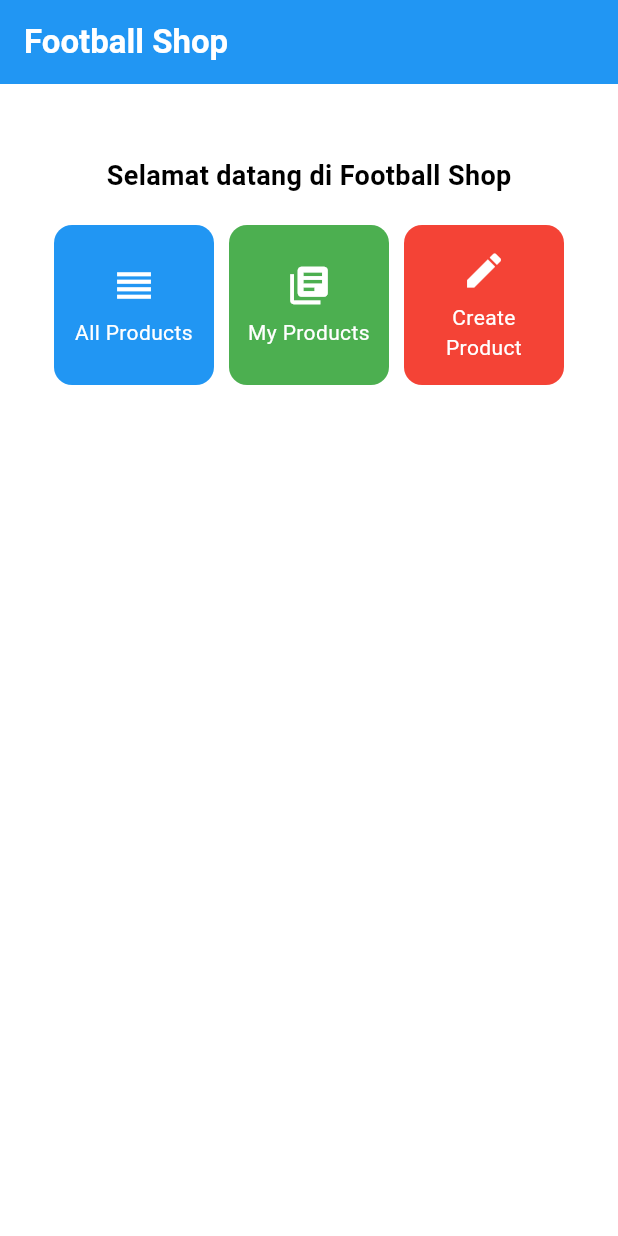
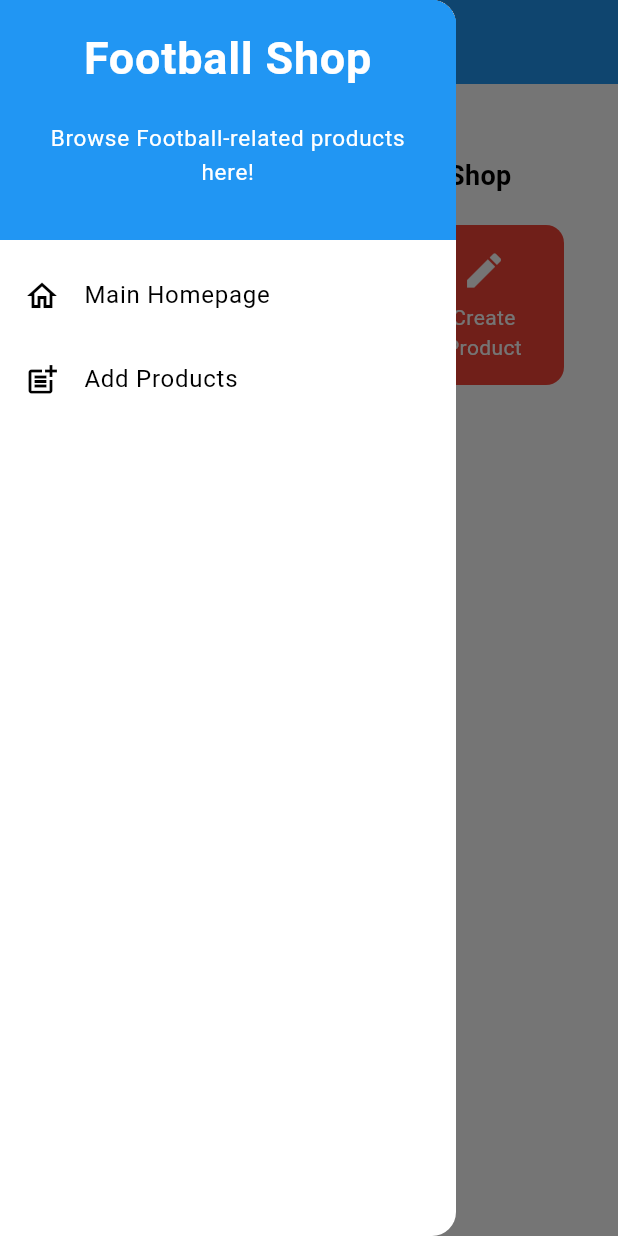
Before and after one commit to Razan-UI/flutter-shopbola, a Flutter app: the screen it shows after launch, with the side drawer open (before the commit the screen has no drawer), on a phone screen of 412 x 824 dp. Run offline on Flutter 3.47's test engine with Material 3 defaults, Android fonts, the phone set to English and light mode, and no system bars.

Commit message:
feat: almost finish tugas 8

```diff
--- a/bola_shop/lib/main.dart
+++ b/bola_shop/lib/main.dart
@@ -31,6 +31,7 @@
         // tested with just a hot reload.
          colorScheme: ColorScheme.fromSwatch(primarySwatch: Colors.blue)
          .copyWith(secondary: Colors.blueAccent[400]),
+
       ),
       home: MyHomePage(),
     );
--- a/bola_shop/lib/menu.dart
+++ b/bola_shop/lib/menu.dart
@@ -1,9 +1,14 @@
+import 'package:bola_shop/screens/productlist_form.dart';
+import 'package:bola_shop/widgets/product_card.dart';
 import 'package:flutter/material.dart';
+import 'package:bola_shop/widgets/left_drawer.dart';
+
+
 class MyHomePage extends StatelessWidget {
   MyHomePage({super.key});
 
-  final String nama = "Lionel Messi"; //nama
-  final String npm = "2406275678"; //npm
+  final String nama = "Razan Muhammad Salim"; //nama
+  final String npm = "2406496233"; //npm
   final String kelas = "B"; //kelas
 
   final List<ItemHomepage> items = [
@@ -32,6 +37,7 @@
             .colorScheme
             .primary,
       ),
+      drawer: LeftDrawer(),
       // Body halaman dengan padding di sekelilingnya.
       body: Padding(
         padding: const EdgeInsets.all(16.0),
@@ -135,57 +141,3 @@
 
   ItemHomepage(this.name, this.icon, this.color);
 }
-
-class ItemCard extends StatelessWidget {
-  // Menampilkan kartu dengan ikon dan nama.
-
-  final ItemHomepage item;
-
-  const ItemCard(this.item, {super.key});
-
-  @override
-  Widget build(BuildContext context) {
-    return Material(
-      // Menentukan warna latar belakang dari tema aplikasi.
-      color: item.color,
-      // Membuat sudut kartu melengkung.
-      borderRadius: BorderRadius.circular(12),
-
-      child: InkWell(
-        // Aksi ketika kartu ditekan.
-        onTap: () {
-          // Menampilkan pesan SnackBar saat kartu ditekan.
-          ScaffoldMessenger.of(context)
-            ..hideCurrentSnackBar()
-            ..showSnackBar(
-                SnackBar(content: Text("Kamu telah menekan tombol ${item.name}!"))
-            );
-        },
-        // Container untuk menyimpan Icon dan Text
-        child: Container(
-          padding: const EdgeInsets.all(8),
-          child: Center(
-            child: Column(
-              // Menyusun ikon dan teks di tengah kartu.
-              mainAxisAlignment: MainAxisAlignment.center,
-              children: [
-                Icon(
-                  item.icon,
-                  color: Colors.white,
-                  size: 30.0,
-                ),
-                const Padding(padding: EdgeInsets.all(3)),
-                Text(
-                  item.name,
-                  textAlign: TextAlign.center,
-                  style: const TextStyle(color: Colors.white),
-                ),
-              ],
-            ),
-          ),
-        ),
-      ),
-    );
-  }
-
-}
--- /dev/null
+++ b/bola_shop/lib/widgets/left_drawer.dart
@@ -0,0 +1,63 @@
+import 'package:flutter/material.dart';
+import 'package:bola_shop/menu.dart';
+import 'package:bola_shop/screens/productlist_form.dart';
+
+class LeftDrawer extends StatelessWidget {
+  const LeftDrawer({super.key});
+
+  @override
+  Widget build(BuildContext context) {
+    return Drawer(
+      child: ListView(
+        children: [
+          const DrawerHeader(
+            decoration: BoxDecoration(
+              color: Colors.blue,
+            ),
+            child: Column(
+              children: [
+                Text(
+                  'Football Shop',
+                  textAlign: TextAlign.center,
+                  style: TextStyle(
+                    fontSize: 30,
+                    fontWeight: FontWeight.bold,
+                    color: Colors.white,
+                  ),
+                ),
+                Padding(padding: EdgeInsets.all(10)),
+                Text("Browse Football-related products here!",
+                    textAlign: TextAlign.center,
+                    style: TextStyle(fontSize: 15, color: Colors.white, fontWeight: FontWeight.normal),
+                    ),
+              ],
+            ),
+          ),
+                  ListTile(
+          leading: const Icon(Icons.home_outlined),
+          title: const Text('Main Homepage'),
+          // Bagian redirection ke MyHomePage
+          onTap: () {
+            Navigator.pushReplacement(
+                context,
+                MaterialPageRoute(
+                  builder: (context) => MyHomePage(),
+                ));
+          },
+        ),
+        ListTile(
+          leading: const Icon(Icons.post_add),
+          title: const Text('Add Products'),
+          // Bagian redirection ke NewsFormPage
+          onTap: () {Navigator.pushReplacement(
+            context,
+            MaterialPageRoute(
+              builder: (context) => ProductFormPage(),
+            ));
+          },
+        ),
+        ],
+      ),
+    );
+  }
+}
--- /dev/null
+++ b/bola_shop/lib/widgets/product_card.dart
@@ -0,0 +1,66 @@
+import 'package:bola_shop/screens/productlist_form.dart';
+import 'package:bola_shop/menu.dart';
+import 'package:flutter/material.dart';
+import 'package:bola_shop/widgets/left_drawer.dart';
+
+
+class ItemCard extends StatelessWidget {
+  // Menampilkan kartu dengan ikon dan nama.
+
+  final ItemHomepage item;
+
+  const ItemCard(this.item, {super.key});
+
+  @override
+  Widget build(BuildContext context) {
+    return Material(
+      // Menentukan warna latar belakang dari tema aplikasi.
+      color: item.color,
+      // Membuat sudut kartu melengkung.
+      borderRadius: BorderRadius.circular(12),
+
+      child: InkWell(
+        // Aksi ketika kartu ditekan.
+        onTap: () {
+          // Menampilkan pesan SnackBar saat kartu ditekan.
+          ScaffoldMessenger.of(context)
+            ..hideCurrentSnackBar()
+            ..showSnackBar(
+                SnackBar(content: Text("Kamu telah menekan tombol ${item.name}!"))
+            );
+            if (item.name == "Create Product") {
+              Navigator.pushReplacement(
+            context,
+            MaterialPageRoute(
+              builder: (context) => ProductFormPage(),
+            ));
+    }
+        },
+        // Container untuk menyimpan Icon dan Text
+        child: Container(
+          padding: const EdgeInsets.all(8),
+          child: Center(
+            child: Column(
+              // Menyusun ikon dan teks di tengah kartu.
+              mainAxisAlignment: MainAxisAlignment.center,
+              children: [
+                Icon(
+                  item.icon,
+                  color: Colors.white,
+                  size: 30.0,
+                ),
+                const Padding(padding: EdgeInsets.all(3)),
+                Text(
+                  item.name,
+                  textAlign: TextAlign.center,
+                  style: const TextStyle(color: Colors.white),
+                ),
+              ],
+            ),
+          ),
+        ),
+      ),
+    );
+  }
+
+}
```
Also changed, not shown: bola_shop/lib/screens/productlist_form.dart (added, +243 -0 lines).
